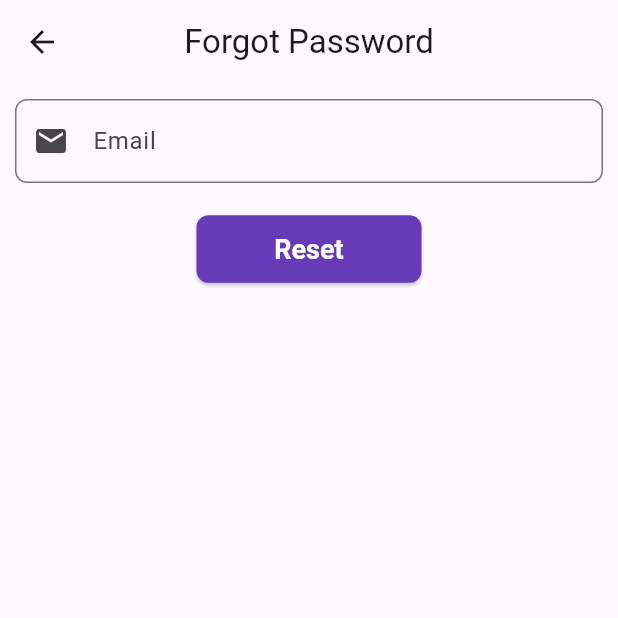
After one commit to KGD2417/LoginApp, a Flutter app: the screen it shows after launch, after a tap on "Forgot Password?", on a phone screen of 412 x 824 dp, the top half of it. The commit adds this screen. Run offline on Flutter 3.47's test engine with Material 3 defaults, Android fonts, the phone set to English and light mode, and no system bars; our stand-ins replace firebase_auth, firebase_core; accounts and stored records are empty.

Commit message:
Reset Password Addition

```diff
--- a/lib/pages/home.dart
+++ b/lib/pages/home.dart
@@ -1,5 +1,6 @@
 import 'package:firebase_auth/firebase_auth.dart';
 import 'package:flutter/material.dart';
+import 'package:fullfirebase/pages/login.dart';
 
 class HomePage extends StatefulWidget {
   const HomePage({super.key});
@@ -26,6 +27,7 @@ class _HomePageState extends State<HomePage> {
           SizedBox(height: 20,),
           ElevatedButton(onPressed: (){
             FirebaseAuth.instance.signOut();
+            Navigator.pushReplacement(context,MaterialPageRoute(builder: (context)=>LoginPage()));
           },child: Text("Sign Out"),)
         ],
       )),
--- a/lib/pages/login.dart
+++ b/lib/pages/login.dart
@@ -1,6 +1,7 @@
 import 'package:firebase_auth/firebase_auth.dart';
 import 'package:flutter/material.dart';
 import 'package:fullfirebase/pages/home.dart';
+import 'package:fullfirebase/pages/reset.dart';
 import 'package:fullfirebase/pages/signup.dart';
 
 class LoginPage extends StatefulWidget {
@@ -30,12 +31,13 @@ class _LoginPageState extends State<LoginPage> {
           return null;
         });
       } on FirebaseAuthException catch (ex) {
-        return showDialog(
+        showDialog(
             context: context,
-            builder: (BuildContext context) {
+            builder: (context) {
               return AlertDialog(
                 icon: const Icon(Icons.error),
-                title: Text(ex.code.toString()),
+                title: const Text("Error"),
+                content: Text(ex.code.toString()),
               );
             });
       }
@@ -102,9 +104,16 @@ class _LoginPageState extends State<LoginPage> {
                   return null;
                 },
               ),
-
+              Row(
+                mainAxisAlignment: MainAxisAlignment.end,
+                children: [
+                  TextButton(onPressed: (){
+                    Navigator.push(context, MaterialPageRoute(builder:(context)=>ResetPage()));
+                  }, child: Text("Forgot Password?")),
+                ],
+              ),
               const SizedBox(
-                height: 30,
+                height: 10,
               ),
               ElevatedButton(
                 onPressed: () => moveToHome(context),
--- /dev/null
+++ b/lib/pages/reset.dart
@@ -0,0 +1,85 @@
+import 'package:firebase_auth/firebase_auth.dart';
+import 'package:flutter/material.dart';
+
+class ResetPage extends StatefulWidget {
+  const ResetPage({super.key});
+
+  @override
+  State<ResetPage> createState() => _ResetPageState();
+}
+
+class _ResetPageState extends State<ResetPage> {
+  final emailController = TextEditingController();
+
+
+  resetPassword() async {
+    try{
+      String email = emailController.text.toString();
+    FirebaseAuth.instance.sendPasswordResetEmail(email: email).then((value){
+      showDialog(
+        context: context,
+        builder: (context) {
+          return AlertDialog(
+            icon: const Icon(Icons.done_outline_rounded),
+            title: const Text("Done"),
+            content: Text("Reset Password Link has been Sent to your Email"),
+        );
+      });
+    });
+    }
+    on FirebaseAuthException catch(ex){
+      showDialog(
+        context: context,
+        builder: (context) {
+          return AlertDialog(
+            icon: const Icon(Icons.error),
+            title: const Text("Error"),
+            content: Text(ex.code.toString()),
+        );
+      });
+    }
+  }
+
+  @override
+  Widget build(BuildContext context) {
+    return Scaffold(
+      appBar: AppBar(
+        title: Text("Forgot Password"),
+        centerTitle: true,
+      ),
+      body: Padding(
+        padding: const EdgeInsets.all(10.0),
+        child: Column(
+          children: [
+            TextFormField(
+              controller: emailController,
+              obscureText: false,
+              decoration: InputDecoration(
+                  hintText: "Enter Your Email",
+                  labelText: "Email",
+                  prefixIcon: const Icon(Icons.email),
+                  border: OutlineInputBorder(
+                    borderRadius: BorderRadius.circular(8),
+                  )),
+            ),
+            SizedBox(
+              height: 20,
+            ),
+            ElevatedButton(
+              onPressed: () => resetPassword(),
+              style: ElevatedButton.styleFrom(
+                  backgroundColor: Colors.deepPurple,
+                  foregroundColor: Colors.white,
+                  minimumSize: const Size(150, 45),
+                  shape: RoundedRectangleBorder(
+                      borderRadius: BorderRadius.circular(8)),
+                  textStyle: const TextStyle(
+                      fontSize: 18, fontWeight: FontWeight.bold)),
+              child: const Text("Reset"),
+            ),
+          ],
+        ),
+      ),
+    );
+  }
+}
--- a/lib/pages/signup.dart
+++ b/lib/pages/signup.dart
@@ -32,7 +32,7 @@ class _SignUpPageState extends State<SignUpPage> {
               context: context,
               builder: (BuildContext context) {
                 return const AlertDialog(
-                  icon: Icon(Icons.done_all_rounded),
+                  icon: Icon(Icons.done_outline_rounded),
                   title: Text("Account Created"),
                 );
               });
@@ -43,7 +43,8 @@ class _SignUpPageState extends State<SignUpPage> {
             builder: (BuildContext context) {
               return AlertDialog(
                 icon: const Icon(Icons.error),
-                title: Text(ex.code.toString()),
+                title: const Text("Error"),
+                content: Text(ex.code.toString()),
               );
             });
       }
```
